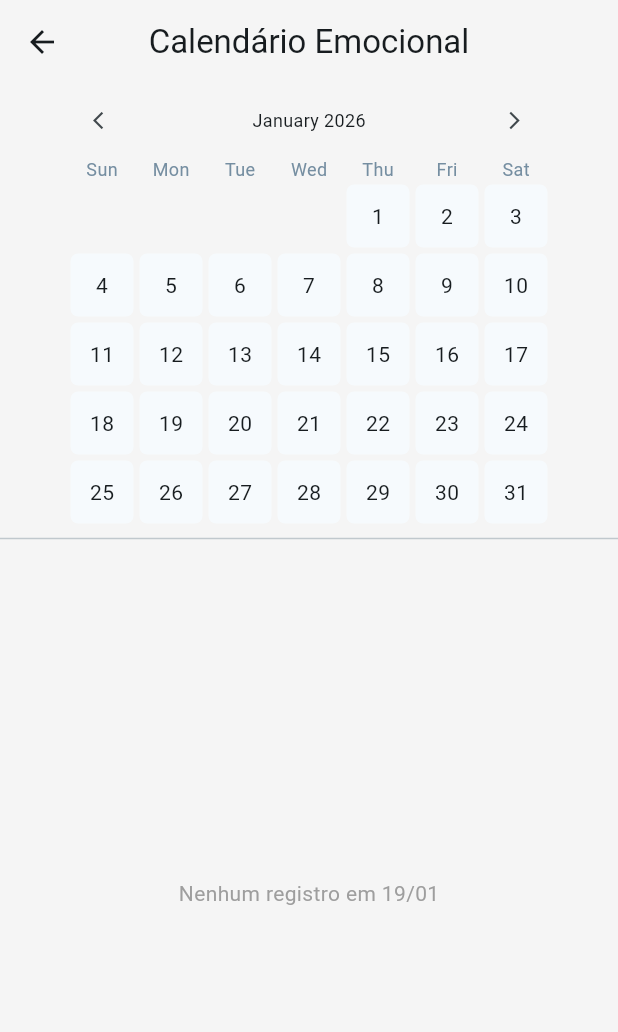
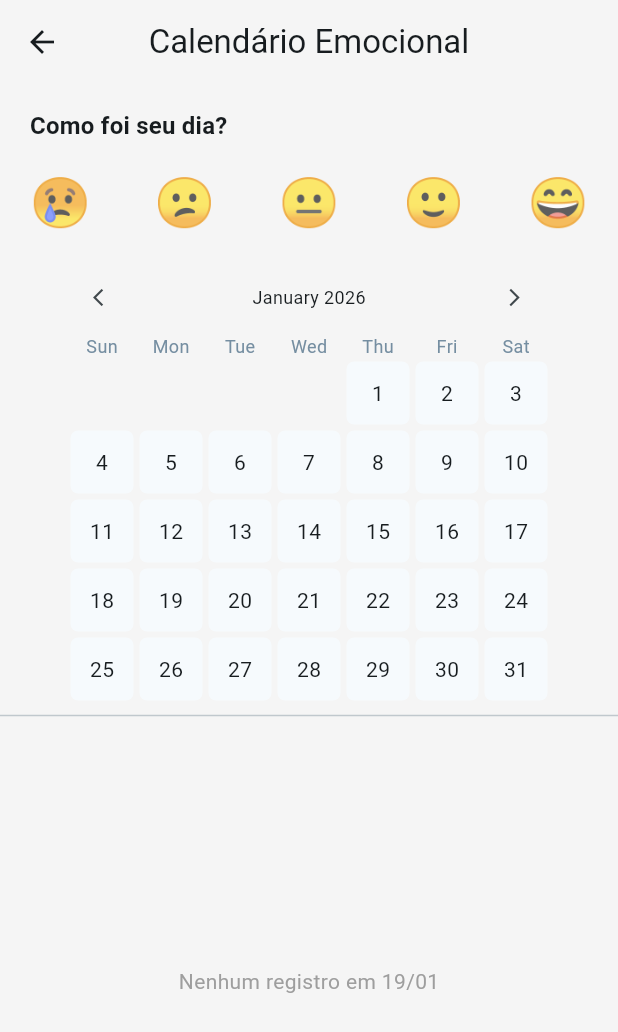
Before and after one commit to leonardoarthur/psicolog, a Flutter app: the screen it shows after launch, item 2 of the bottom bar chosen, after a tap on the "calendar month" icon, on a phone screen of 412 x 824 dp. Shown: the top 1032 px of the screen. Run offline on Flutter 3.47's test engine with Material 3 defaults, Android fonts, the phone set to English and light mode, and no system bars; our stand-ins replace flutter_animate, flutter_heatmap_calendar, google_fonts, isar; missing offline and left inert: animate_gradient; accounts and stored records are empty; generated files the repository leaves out were written again.

```diff
--- a/lib/ui/screens/journal_screen.dart
+++ b/lib/ui/screens/journal_screen.dart
@@ -1,4 +1,3 @@
-import 'dart:ui';
 import 'package:flutter/material.dart';
 import 'package:provider/provider.dart';
 import 'package:intl/intl.dart';
@@ -6,7 +5,6 @@ import '../../logic/providers/journal_provider.dart';
 import '../../data/models/entry.dart';
 import 'mood_calendar_screen.dart';
 import '../widgets/entry_form.dart';
-import '../widgets/daily_check_in.dart';
 
 class JournalScreen extends StatelessWidget {
   const JournalScreen({super.key});
@@ -15,13 +13,12 @@ class JournalScreen extends StatelessWidget {
   Widget build(BuildContext context) {
     return Scaffold(
       resizeToAvoidBottomInset: false,
-      backgroundColor:
-          Colors.grey.shade50, // Lighter background for contrast with cards
+      // backgroundColor: Colors.transparent, // Let theme handle it
       body: SafeArea(
         child: Column(
           children: [
             _buildHeader(context),
-            const DailyCheckInWidget(),
+            // DailyCheckInWidget removed from here
             Expanded(
               child: Consumer<JournalProvider>(
                 builder: (context, provider, child) {
@@ -87,7 +84,7 @@ class JournalScreen extends StatelessWidget {
             dateStr,
             style: Theme.of(context).textTheme.headlineSmall?.copyWith(
               fontWeight: FontWeight.bold,
-              color: Colors.grey.shade800,
+              color: Theme.of(context).colorScheme.onSurface,
             ),
           ),
           Row(
@@ -101,13 +98,19 @@ class JournalScreen extends StatelessWidget {
                     ),
                   );
                 },
-                icon: const Icon(Icons.calendar_month, color: Colors.grey),
+                icon: Icon(
+                  Icons.calendar_month,
+                  color: Theme.of(context).colorScheme.onSurfaceVariant,
+                ),
               ),
               IconButton(
                 onPressed: () {
                   // Settings placeholder
                 },
-                icon: const Icon(Icons.settings, color: Colors.grey),
+                icon: Icon(
+                  Icons.settings,
+                  color: Theme.of(context).colorScheme.onSurfaceVariant,
+                ),
               ),
             ],
           ),
@@ -194,7 +197,10 @@ class _EntryCard extends StatelessWidget {
 
   @override
   Widget build(BuildContext context) {
-    // Style determination
+    // Style determination based on theme
+    final colorScheme = Theme.of(context).colorScheme;
+    final isDark = Theme.of(context).brightness == Brightness.dark;
+
     Color backgroundColor;
     Color iconColor;
     IconData iconData;
@@ -202,22 +208,30 @@ class _EntryCard extends StatelessWidget {
 
     switch (entry.type) {
       case EntryType.dream:
-        backgroundColor = Colors.deepPurple.shade50;
-        iconColor = Colors.deepPurple;
+        backgroundColor = isDark
+            ? colorScheme.primaryContainer.withValues(alpha: 0.2)
+            : Colors.deepPurple.shade50;
+        iconColor = isDark ? colorScheme.primary : Colors.deepPurple;
         iconData = Icons.nights_stay;
-        dateColor = Colors.deepPurple.shade300;
+        dateColor = isDark
+            ? colorScheme.onSurfaceVariant
+            : Colors.deepPurple.shade300;
         break;
       case EntryType.insight:
-        backgroundColor = Colors.white;
-        iconColor = Colors.amber.shade800;
+        backgroundColor = isDark
+            ? colorScheme.secondaryContainer.withValues(alpha: 0.2)
+            : Colors.white; // Or Amber.shade50
+        iconColor = isDark ? colorScheme.secondary : Colors.amber.shade800;
         iconData = Icons.lightbulb_outline;
-        dateColor = Colors.grey;
+        dateColor = isDark ? colorScheme.onSurfaceVariant : Colors.grey;
         break;
       case EntryType.emotion:
-        backgroundColor = Colors.red.shade50;
-        iconColor = Colors.redAccent;
+        backgroundColor = isDark
+            ? colorScheme.errorContainer.withValues(alpha: 0.2)
+            : Colors.red.shade50;
+        iconColor = isDark ? colorScheme.error : Colors.redAccent;
         iconData = Icons.flash_on;
-        dateColor = Colors.red.shade300;
+        dateColor = isDark ? colorScheme.onSurfaceVariant : Colors.red.shade300;
         break;
     }
 
@@ -264,7 +278,7 @@ class _EntryCard extends StatelessWidget {
                 overflow: TextOverflow.ellipsis,
                 style: Theme.of(context).textTheme.bodyMedium?.copyWith(
                   height: 1.5,
-                  color: Colors.black87,
+                  color: Theme.of(context).colorScheme.onSurface,
                 ),
               ),
 
--- a/lib/ui/screens/mood_calendar_screen.dart
+++ b/lib/ui/screens/mood_calendar_screen.dart
@@ -4,6 +4,8 @@ import 'package:intl/intl.dart';
 import 'package:provider/provider.dart';
 import '../../data/models/entry.dart';
 import '../../logic/providers/journal_provider.dart';
+
+import '../widgets/daily_check_in.dart';
 
 class MoodCalendarScreen extends StatefulWidget {
   const MoodCalendarScreen({super.key});
@@ -29,6 +31,7 @@ class _MoodCalendarScreenState extends State<MoodCalendarScreen> {
 
           return Column(
             children: [
+              const DailyMoodSelector(),
               HeatMapCalendar(
                 datasets: heatmapData,
                 colorMode: ColorMode.color,
--- a/lib/ui/widgets/daily_check_in.dart
+++ b/lib/ui/widgets/daily_check_in.dart
@@ -2,8 +2,8 @@ import 'package:flutter/material.dart';
 import 'package:provider/provider.dart';
 import '../../logic/providers/journal_provider.dart';
 
-class DailyCheckInWidget extends StatelessWidget {
-  const DailyCheckInWidget({super.key});
+class DailyMoodSelector extends StatelessWidget {
+  const DailyMoodSelector({super.key});
 
   @override
   Widget build(BuildContext context) {
@@ -11,71 +11,26 @@ class DailyCheckInWidget extends StatelessWidget {
       builder: (context, provider, child) {
         final currentMood = provider.todayMood?.mood;
 
-        return Container(
+        return Padding(
           padding: const EdgeInsets.symmetric(vertical: 16, horizontal: 20),
-          decoration: BoxDecoration(
-            color: Colors.white,
-            borderRadius: BorderRadius.only(
-              bottomLeft: Radius.circular(24),
-              bottomRight: Radius.circular(24),
-            ),
-            boxShadow: [
-              BoxShadow(
-                color: Colors.black.withValues(alpha: 0.05),
-                blurRadius: 10,
-                offset: const Offset(0, 4),
-              ),
-            ],
-          ),
           child: Column(
             crossAxisAlignment: CrossAxisAlignment.start,
             children: [
               Text(
                 'Como foi seu dia?',
-                style: Theme.of(context).textTheme.titleLarge?.copyWith(
-                  fontWeight: FontWeight.bold,
-                  color: Colors.black87,
-                ),
+                style: Theme.of(
+                  context,
+                ).textTheme.titleMedium?.copyWith(fontWeight: FontWeight.bold),
               ),
               const SizedBox(height: 16),
               Row(
                 mainAxisAlignment: MainAxisAlignment.spaceBetween,
                 children: [
-                  _buildMoodIcon(
-                    context,
-                    1,
-                    Icons.sentiment_very_dissatisfied,
-                    Colors.red,
-                    currentMood,
-                  ),
-                  _buildMoodIcon(
-                    context,
-                    2,
-                    Icons.sentiment_dissatisfied,
-                    Colors.orange,
-                    currentMood,
-                  ),
-                  _buildMoodIcon(
-                    context,
-                    3,
-                    Icons.sentiment_neutral,
-                    Colors.amber,
-                    currentMood,
-                  ),
-                  _buildMoodIcon(
-                    context,
-                    4,
-                    Icons.sentiment_satisfied,
-                    Colors.lightGreen,
-                    currentMood,
-                  ),
-                  _buildMoodIcon(
-                    context,
-                    5,
-                    Icons.sentiment_very_satisfied,
-                    Colors.green,
-                    currentMood,
-                  ),
+                  _buildMoodEmoji(context, 1, '😢', currentMood),
+                  _buildMoodEmoji(context, 2, '😕', currentMood),
+                  _buildMoodEmoji(context, 3, '😐', currentMood),
+                  _buildMoodEmoji(context, 4, '🙂', currentMood),
+                  _buildMoodEmoji(context, 5, '😄', currentMood),
                 ],
               ),
             ],
@@ -85,39 +40,26 @@ class DailyCheckInWidget extends StatelessWidget {
     );
   }
 
-  Widget _buildMoodIcon(
+  Widget _buildMoodEmoji(
     BuildContext context,
     int value,
-    IconData icon,
-    Color color,
+    String emoji,
     int? currentMood,
   ) {
     final isSelected = currentMood == value;
     final isAnySelected = currentMood != null;
 
-    // Visual feedback: if selected, full color and scale.
-    // If another is selected, slightly faded?
-    // Let's just make the selected one pop.
-
     return GestureDetector(
       onTap: () {
         context.read<JournalProvider>().setDailyMood(value);
       },
-      child: AnimatedContainer(
+      child: AnimatedScale(
+        scale: isSelected ? 1.4 : 1.0,
         duration: const Duration(milliseconds: 200),
-        curve: Curves.easeInOut,
-        padding: const EdgeInsets.all(8),
-        transform: Matrix4.identity()..scale(isSelected ? 1.2 : 1.0),
-        decoration: BoxDecoration(
-          color: isSelected ? color.withValues(alpha: 0.2) : Colors.transparent,
-          shape: BoxShape.circle,
-        ),
-        child: Icon(
-          icon,
-          size: 32,
-          color: isSelected
-              ? color
-              : (isAnySelected ? Colors.grey.shade300 : Colors.grey.shade500),
+        curve: Curves.easeInOutBack,
+        child: Opacity(
+          opacity: isSelected ? 1.0 : (isAnySelected ? 0.3 : 0.7),
+          child: Text(emoji, style: const TextStyle(fontSize: 32)),
         ),
       ),
     );
```
Also changed, not shown: lib/ui/widgets/entry_form.dart (+7 -13 lines).
